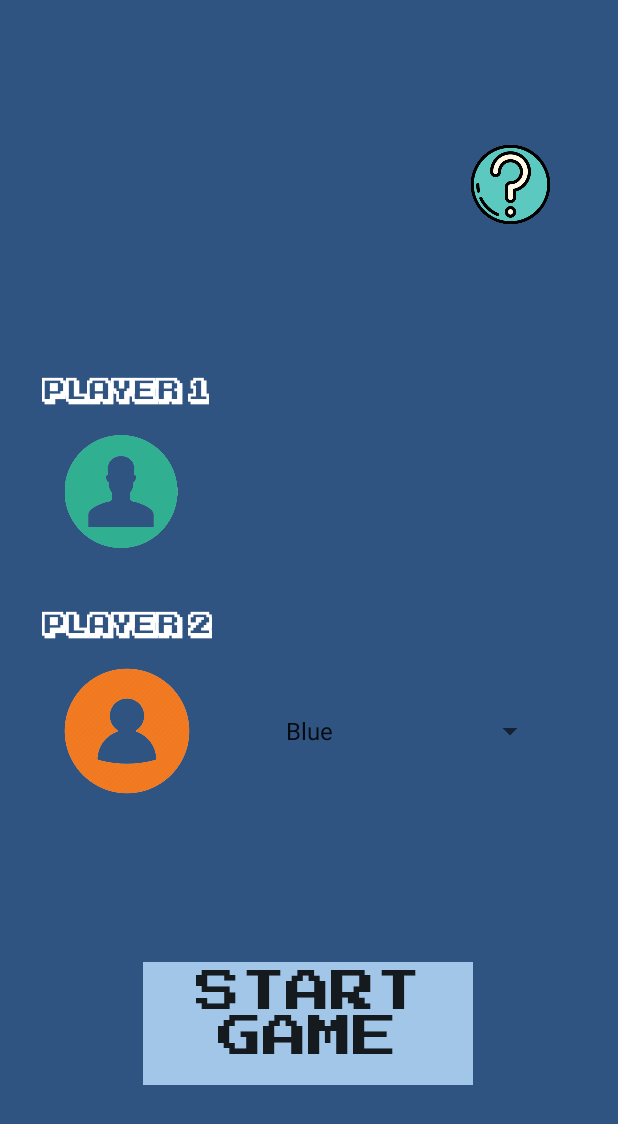
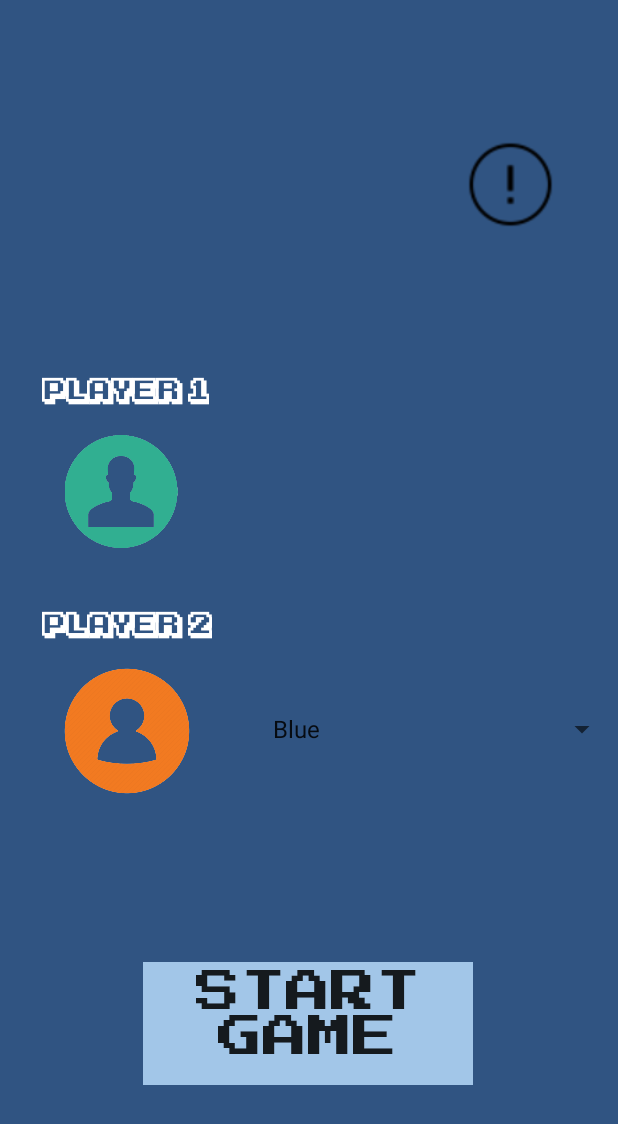
Before and after one commit to romerotac/SquareGame, an Android app: the SelectionPage screen opened directly, with no data from a screen before it, on a phone screen of 412 x 824 dp. Shown: the top 1124 px of the screen. Run offline under Robolectric (Android 15) with nearby library versions, the phone set to English and light mode, and no system bars.

Commit message:
Stashing icon changes before pulling new constraint change

```diff
--- a/app/src/main/res/layout/activity_selection_page.xml
+++ b/app/src/main/res/layout/activity_selection_page.xml
@@ -16,7 +16,7 @@
         app:layout_constraintHorizontal_bias="1.0"
         app:layout_constraintStart_toStartOf="parent"
         app:layout_constraintTop_toTopOf="parent"
-        app:srcCompat="@drawable/question_mark_button"
+        app:srcCompat="@drawable/question_mark_button_6"
         tools:ignore="MissingConstraints" />
 
 <!--    <Spinner-->
@@ -51,13 +51,13 @@
 
     <Spinner
         android:id="@+id/spinner2"
-        android:layout_width="189dp"
-        android:layout_height="61dp"
+        android:layout_width="248dp"
+        android:layout_height="74dp"
         android:layout_marginTop="124dp"
         android:entries="@array/colors"
         app:layout_constraintBottom_toBottomOf="@+id/imageView25"
         app:layout_constraintEnd_toEndOf="parent"
-        app:layout_constraintHorizontal_bias="0.469"
+        app:layout_constraintHorizontal_bias="1.0"
         app:layout_constraintStart_toEndOf="@+id/imageView25"
         app:layout_constraintTop_toTopOf="@+id/imageView25"
         app:layout_constraintVertical_bias="1.0"
@@ -65,13 +65,16 @@
 
     <Spinner
         android:id="@+id/spinner3"
-        android:layout_width="189dp"
-        android:layout_height="61dp"
+        android:layout_width="246dp"
+        android:layout_height="68dp"
         android:entries="@array/colors"
+        android:scrollbarSize="8dp"
         app:layout_constraintBottom_toBottomOf="@+id/imageView27"
         app:layout_constraintEnd_toEndOf="parent"
+        app:layout_constraintHorizontal_bias="1.0"
         app:layout_constraintStart_toEndOf="@+id/imageView27"
         app:layout_constraintTop_toTopOf="@+id/imageView27"
+        app:layout_constraintVertical_bias="0.44"
         tools:ignore="MissingConstraints" />
 
     <ImageView
```
Also changed, not shown: app/src/main/res/layout-v21/activity_main.xml (+4 -6 lines), app/src/main/res/layout/activity_game_play.xml (+5 -5 lines), app/src/main/res/drawable/question_mark_butoon_4.png (added), app/src/main/res/drawable/question_mark_button_1.png (added), app/src/main/res/drawable/question_mark_button_2.png (added), app/src/main/res/drawable/question_mark_button_3.png (added), app/src/main/res/drawable/question_mark_button_5.png (added), app/src/main/res/drawable/question_mark_button_6.png (added), app/src/main/res/drawable/settings_button.png (added), app/src/main/res/drawable/settings_button_2.png (added), app/src/main/res/drawable/settings_button_3.png (added).
